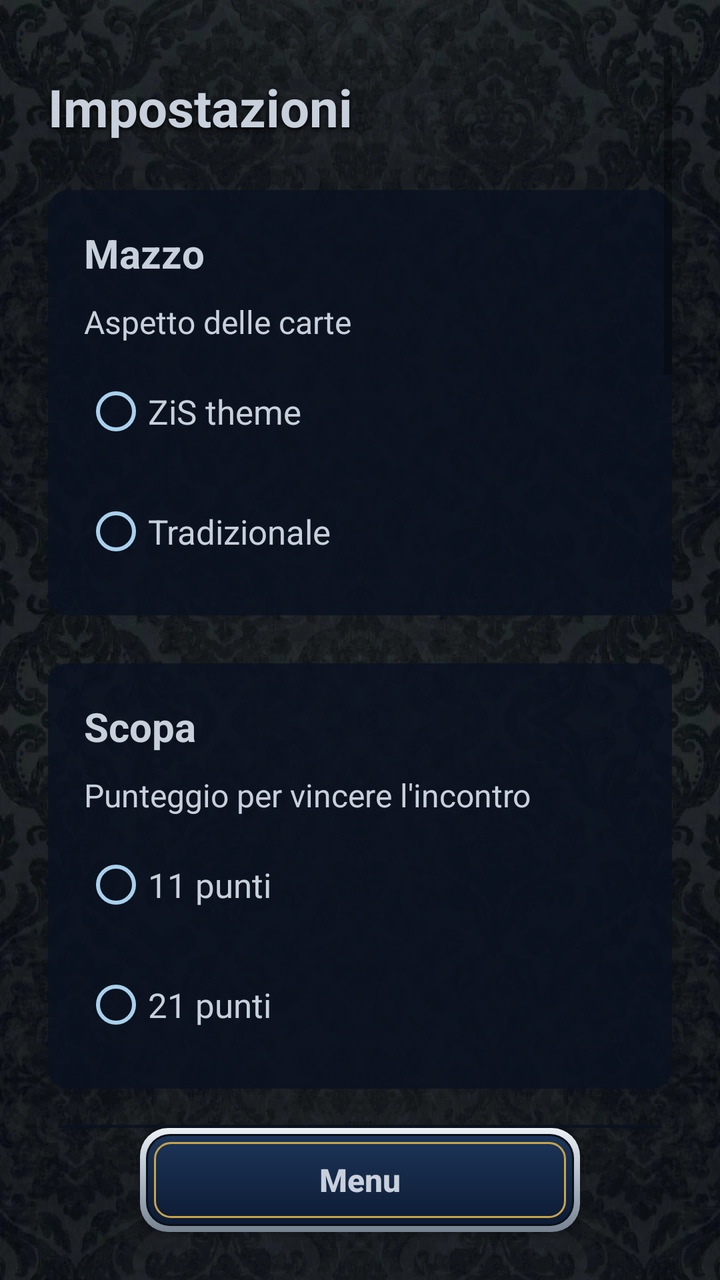
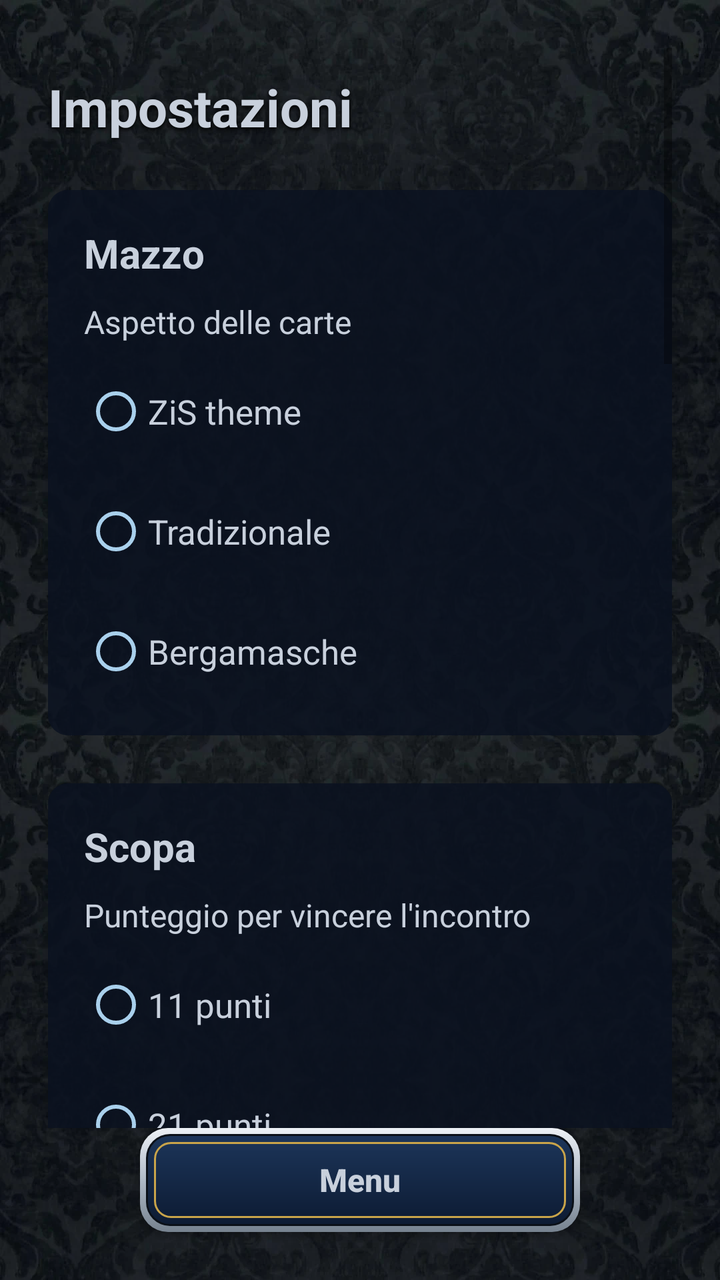

The first picture is an Android layout as it rendered before a commit; the second is the same layout after the commit. The layout source and the unified diff follow.
<!-- AndroidManifest.xml: application theme Theme.Scopa -->
<!-- res/layout/activity_settings.xml -->
<?xml version="1.0" encoding="utf-8"?>
<androidx.constraintlayout.widget.ConstraintLayout
    xmlns:android="http://schemas.android.com/apk/res/android"
    xmlns:app="http://schemas.android.com/apk/res-auto"
    android:layout_width="match_parent"
    android:layout_height="match_parent"
    android:background="@drawable/bg_velvet">

    <ScrollView
        android:layout_width="match_parent"
        android:layout_height="0dp"
        android:padding="24dp"
        android:clipToPadding="false"
        app:layout_constraintTop_toTopOf="parent"
        app:layout_constraintBottom_toTopOf="@id/btnBack">

        <LinearLayout
            android:layout_width="match_parent"
            android:layout_height="wrap_content"
            android:orientation="vertical">

            <TextView
                android:layout_width="wrap_content"
                android:layout_height="wrap_content"
                android:layout_marginTop="12dp"
                android:text="@string/settings_title"
                android:textColor="@color/silver"
                android:textSize="26sp"
                android:textStyle="bold"
                android:shadowColor="#000000" android:shadowDy="3" android:shadowRadius="6" />

            
            <LinearLayout
                android:layout_width="match_parent"
                android:layout_height="wrap_content"
                android:layout_marginTop="24dp"
                android:background="@drawable/panel_bg"
                android:orientation="vertical"
                android:padding="18dp">

                <TextView
                    android:layout_width="wrap_content"
                    android:layout_height="wrap_content"
                    android:text="@string/deck_section"
                    android:textColor="@color/silver"
                    android:textSize="20sp"
                    android:textStyle="bold" />

                <TextView
                    android:layout_width="wrap_content"
                    android:layout_height="wrap_content"
                    android:layout_marginTop="10dp"
                    android:text="@string/deck_label"
                    android:textColor="@color/silver"
                    android:textSize="16sp" />

                <RadioGroup
                    android:id="@+id/groupDeck"
                    android:layout_width="wrap_content"
                    android:layout_height="wrap_content"
                    android:layout_marginTop="10dp"
                    android:orientation="vertical">

                    <RadioButton
                        android:id="@+id/radioDeckZis"
                        android:layout_width="wrap_content"
                        android:layout_height="wrap_content"
                        android:layout_marginBottom="12dp"
                        android:buttonTint="@color/celeste"
                        android:text="@string/deck_zis"
                        android:textColor="@color/silver"
                        android:textSize="17sp" />

                    <RadioButton
                        android:id="@+id/radioDeckTrad"
                        android:layout_width="wrap_content"
                        android:layout_height="wrap_content"
                        android:buttonTint="@color/celeste"
                        android:text="@string/deck_trad"
                        android:textColor="@color/silver"
                        android:textSize="17sp" />
                </RadioGroup>

            </LinearLayout>

            
            <LinearLayout
                android:layout_width="match_parent"
                android:layout_height="wrap_content"
                android:layout_marginTop="24dp"
                android:background="@drawable/panel_bg"
                android:orientation="vertical"
                android:padding="18dp">

                <TextView
                    android:layout_width="wrap_content"
                    android:layout_height="wrap_content"
                    android:text="@string/play_scopa"
                    android:textColor="@color/silver"
                    android:textSize="20sp"
                    android:textStyle="bold" />

                <TextView
                    android:layout_width="wrap_content"
                    android:layout_height="wrap_content"
                    android:layout_marginTop="10dp"
                    android:text="@string/score_target_label"
                    android:textColor="@color/silver"
                    android:textSize="16sp" />

                <RadioGroup
                    android:id="@+id/groupTarget"
                    android:layout_width="wrap_content"
                    android:layout_height="wrap_content"
                    android:layout_marginTop="10dp"
                    android:orientation="vertical">

                    <RadioButton
                        android:id="@+id/radio11"
                        android:layout_width="wrap_content"
                        android:layout_height="wrap_content"
                        android:layout_marginBottom="12dp"
                        android:buttonTint="@color/celeste"
                        android:text="@string/target_11"
                        android:textColor="@color/silver"
                        android:textSize="17sp" />

                    <RadioButton
                        android:id="@+id/radio21"
                        android:layout_width="wrap_content"
                        android:layout_height="wrap_content"
                        android:buttonTint="@color/celeste"
                        android:text="@string/target_21"
                        android:textColor="@color/silver"
                        android:textSize="17sp" />
                </RadioGroup>
            </LinearLayout>

            
            <LinearLayout
                android:layout_width="match_parent"
                android:layout_height="wrap_content"
                android:layout_marginTop="18dp"
                android:background="@drawable/panel_bg"
                android:orientation="vertical"
                android:padding="18dp">

                <TextView
                    android:layout_width="wrap_content"
                    android:layout_height="wrap_content"
                    android:text="@string/play_briscola"
                    android:textColor="@color/silver"
                    android:textSize="20sp"
                    android:textStyle="bold" />

                <TextView
                    android:layout_width="wrap_content"
                    android:layout_height="wrap_content"
                    android:layout_marginTop="10dp"
                    android:text="@string/briscola_hands_label"
                    android:textColor="@color/silver"
                    android:textSize="16sp" />

                <RadioGroup
                    android:id="@+id/groupBriscola"
                    android:layout_width="wrap_content"
                    android:layout_height="wrap_content"
                    android:layout_marginTop="10dp"
                    android:orientation="vertical">

                    <RadioButton
                        android:id="@+id/radioB5"
                        android:layout_width="wrap_content"
                        android:layout_height="wrap_content"
                        android:layout_marginBottom="12dp"
                        android:buttonTint="@color/celeste"
                        android:text="@string/hands_5"
                        android:textColor="@color/silver"
                        android:textSize="17sp" />

                    <RadioButton
                        android:id="@+id/radioB11"
                        android:layout_width="wrap_content"
                        android:layout_height="wrap_content"
                        android:buttonTint="@color/celeste"
                        android:text="@string/hands_11"
                        android:textColor="@color/silver"
                        android:textSize="17sp" />
                </RadioGroup>
            </LinearLayout>

            
            <LinearLayout
                android:layout_width="match_parent"
                android:layout_height="wrap_content"
                android:layout_marginTop="18dp"
                android:background="@drawable/panel_bg"
                android:orientation="vertical"
                android:padding="18dp">

                <TextView
                    android:layout_width="wrap_content"
                    android:layout_height="wrap_content"
                    android:text="@string/play_tresette"
                    android:textColor="@color/silver"
                    android:textSize="20sp"
                    android:textStyle="bold" />

                <TextView
                    android:layout_width="wrap_content"
                    android:layout_height="wrap_content"
                    android:layout_marginTop="10dp"
                    android:text="@string/tresette_target_label"
                    android:textColor="@color/silver"
                    android:textSize="16sp" />

                <RadioGroup
                    android:id="@+id/groupTresette"
                    android:layout_width="wrap_content"
                    android:layout_height="wrap_content"
                    android:layout_marginTop="10dp"
                    android:orientation="vertical">

                    <RadioButton
                        android:id="@+id/radioT21"
                        android:layout_width="wrap_content"
                        android:layout_height="wrap_content"
                        android:layout_marginBottom="12dp"
                        android:buttonTint="@color/celeste"
                        android:text="@string/tre_target_21"
                        android:textColor="@color/silver"
                        android:textSize="17sp" />

                    <RadioButton
                        android:id="@+id/radioT31"
                        android:layout_width="wrap_content"
                        android:layout_height="wrap_content"
                        android:buttonTint="@color/celeste"
                        android:text="@string/tre_target_31"
                        android:textColor="@color/silver"
                        android:textSize="17sp" />
                </RadioGroup>

                <TextView
                    android:layout_width="wrap_content"
                    android:layout_height="wrap_content"
                    android:layout_marginTop="16dp"
                    android:text="@string/draw_seconds_label"
                    android:textColor="@color/silver"
                    android:textSize="16sp" />

                <RadioGroup
                    android:id="@+id/groupDraw"
                    android:layout_width="wrap_content"
                    android:layout_height="wrap_content"
                    android:layout_marginTop="10dp"
                    android:orientation="vertical">

                    <RadioButton
                        android:id="@+id/radioDraw1"
                        android:layout_width="wrap_content"
                        android:layout_height="wrap_content"
                        android:layout_marginBottom="12dp"
                        android:buttonTint="@color/celeste"
                        android:text="@string/draw_1s"
                        android:textColor="@color/silver"
                        android:textSize="17sp" />

                    <RadioButton
                        android:id="@+id/radioDraw2"
                        android:layout_width="wrap_content"
                        android:layout_height="wrap_content"
                        android:layout_marginBottom="12dp"
                        android:buttonTint="@color/celeste"
                        android:text="@string/draw_2s"
                        android:textColor="@color/silver"
                        android:textSize="17sp" />

                    <RadioButton
                        android:id="@+id/radioDraw3"
                        android:layout_width="wrap_content"
                        android:layout_height="wrap_content"
                        android:buttonTint="@color/celeste"
                        android:text="@string/draw_3s"
                        android:textColor="@color/silver"
                        android:textSize="17sp" />
                </RadioGroup>
            </LinearLayout>

            
            <LinearLayout
                android:layout_width="match_parent"
                android:layout_height="wrap_content"
                android:layout_marginTop="18dp"
                android:background="@drawable/panel_bg"
                android:orientation="vertical"
                android:padding="18dp">

                <TextView
                    android:layout_width="wrap_content"
                    android:layout_height="wrap_content"
                    android:text="@string/pause_section"
                    android:textColor="@color/silver"
                    android:textSize="20sp"
                    android:textStyle="bold" />

                <androidx.appcompat.widget.SwitchCompat
                    android:id="@+id/switchPause"
                    android:layout_width="match_parent"
                    android:layout_height="wrap_content"
                    android:layout_marginTop="12dp"
                    android:text="@string/pause_switch"
                    android:textColor="@color/silver"
                    android:textSize="17sp"
                    app:thumbTint="@color/celeste"
                    app:trackTint="@color/steel" />

                <TextView
                    android:layout_width="match_parent"
                    android:layout_height="wrap_content"
                    android:layout_marginTop="8dp"
                    android:text="@string/pause_switch_desc"
                    android:textColor="@color/silver_dark"
                    android:textSize="14sp" />

                <TextView
                    android:id="@+id/txtPauseInfo"
                    android:layout_width="match_parent"
                    android:layout_height="wrap_content"
                    android:layout_marginTop="8dp"
                    android:textColor="@color/gold"
                    android:textSize="14sp"
                    android:textStyle="bold"
                    android:visibility="gone" />
            </LinearLayout>

            
            <LinearLayout
                android:layout_width="match_parent"
                android:layout_height="wrap_content"
                android:layout_marginTop="18dp"
                android:background="@drawable/panel_bg"
                android:orientation="vertical"
                android:padding="18dp">

                <TextView
                    android:layout_width="wrap_content"
                    android:layout_height="wrap_content"
                    android:text="@string/test_section"
                    android:textColor="@color/silver"
                    android:textSize="20sp"
                    android:textStyle="bold" />

                <androidx.appcompat.widget.SwitchCompat
                    android:id="@+id/switchAuto"
                    android:layout_width="match_parent"
                    android:layout_height="wrap_content"
                    android:layout_marginTop="12dp"
                    android:text="@string/auto_play"
                    android:textColor="@color/silver"
                    android:textSize="17sp"
                    app:thumbTint="@color/celeste"
                    app:trackTint="@color/steel" />

                <TextView
                    android:layout_width="match_parent"
                    android:layout_height="wrap_content"
                    android:layout_marginTop="8dp"
                    android:text="@string/auto_play_desc"
                    android:textColor="@color/silver_dark"
                    android:textSize="14sp" />

                <androidx.appcompat.widget.SwitchCompat
                    android:id="@+id/switchBotCards"
                    android:layout_width="match_parent"
                    android:layout_height="wrap_content"
                    android:layout_marginTop="16dp"
                    android:text="@string/show_bot_cards"
                    android:textColor="@color/silver"
                    android:textSize="17sp"
                    app:thumbTint="@color/celeste"
                    app:trackTint="@color/steel" />

                <TextView
                    android:layout_width="match_parent"
                    android:layout_height="wrap_content"
                    android:layout_marginTop="8dp"
                    android:text="@string/show_bot_cards_desc"
                    android:textColor="@color/silver_dark"
                    android:textSize="14sp" />
            </LinearLayout>
        </LinearLayout>
    </ScrollView>

    <androidx.appcompat.widget.AppCompatButton
        android:id="@+id/btnBack"
        android:layout_width="220dp"
        android:layout_height="52dp"
        android:layout_marginBottom="24dp"
        android:background="@drawable/btn_cartiglio"
        android:text="@string/back_home"
        android:textColor="@color/silver"
        android:textSize="16sp"
        android:textStyle="bold"
        android:textAllCaps="false"
        app:layout_constraintBottom_toBottomOf="parent"
        app:layout_constraintEnd_toEndOf="parent"
        app:layout_constraintStart_toStartOf="parent" />

</androidx.constraintlayout.widget.ConstraintLayout>
<!-- resources referenced by this layout -->
<resources>
  <color name="celeste">#A9D0EC</color>
  <color name="gold">#E9C24C</color>
  <color name="silver">#C8D0DC</color>
  <color name="silver_dark">#AEB9C6</color>
  <color name="steel">#3E6BA6</color>
  <!-- drawable bg_velvet (drawable) -->
  <?xml version="1.0" encoding="utf-8"?>
  <layer-list xmlns:android="http://schemas.android.com/apk/res/android">
      <item android:drawable="@color/velvet_base" />
      <item>
          <bitmap android:src="@drawable/velvet" android:tileMode="repeat" android:dither="true" />
      </item>
  </layer-list>
  <!-- drawable panel_bg (drawable) -->
  <?xml version="1.0" encoding="utf-8"?>
  <shape xmlns:android="http://schemas.android.com/apk/res/android" android:shape="rectangle">
      <solid android:color="@color/panel" />
      <corners android:radius="10dp" />
  </shape>
  <string name="auto_play">Gioco automatico</string>
  <string name="auto_play_desc">Il programma gioca da solo sia le carte del Banco sia le tue. Serve a provare in fretta il funzionamento.</string>
  <string name="back_home">Menu</string>
  <string name="briscola_hands_label">Partite per vincere l\'incontro</string>
  <string name="deck_label">Aspetto delle carte</string>
  <string name="deck_section">Mazzo</string>
  <string name="deck_trad">Tradizionale</string>
  <string name="deck_zis">ZiS theme</string>
  <string name="draw_1s">1 secondo</string>
  <string name="draw_2s">2 secondi</string>
  <string name="draw_3s">3 secondi</string>
  <string name="draw_seconds_label">Per quanto resta scoperta la carta pescata</string>
  <string name="hands_11">11 partite</string>
  <string name="hands_5">5 partite</string>
  <string name="pause_section">Gioco responsabile</string>
  <string name="pause_switch">Pausa di 1 minuto fra gli incontri</string>
  <string name="pause_switch_desc">Al termine di ogni incontro compare un avviso e bisogna attendere un minuto prima di ricominciare. Se la disattivi, si riaccende da sola dopo un\'ora.</string>
  <string name="play_briscola">Briscola</string>
  <string name="play_scopa">Scopa</string>
  <string name="play_tresette">Tresette</string>
  <string name="score_target_label">Punteggio per vincere l\'incontro</string>
  <string name="settings_title">Impostazioni</string>
  <string name="show_bot_cards">Mostra carte del Banco</string>
  <string name="show_bot_cards_desc">Le carte del Banco restano scoperte e per intero sullo schermo. Serve a verificare la logica di gioco.</string>
  <string name="target_11">11 punti</string>
  <string name="target_21">21 punti</string>
  <string name="test_section">Test</string>
  <string name="tre_target_21">21 punti</string>
  <string name="tre_target_31">31 punti</string>
  <string name="tresette_target_label">Punti per vincere l\'incontro</string>
  <color name="velvet_base">#0A1018</color>
  <color name="panel">#D40A1220</color>
  <color name="navy_mid">#23477E</color>
  <color name="navy_deep">#0C1626</color>
  <color name="celeste_light">#D7EAF6</color>
  <style name="DarkAlertDialog" parent="Theme.MaterialComponents.Dialog.Alert">
          <item name="colorSurface">@color/navy</item>
          <item name="android:colorBackground">@color/navy</item>
          <item name="colorOnSurface">@color/silver</item>
          <item name="android:textColorPrimary">@color/silver</item>
          <item name="android:textColorSecondary">@color/silver</item>
          <item name="colorPrimary">@color/silver</item>
      </style>
  <color name="navy">#14294A</color>
  <!-- unchanged entries left out for length: 3 -->
</resources>

<!-- the commit's change to res/layout/activity_settings.xml (unified diff, before → after) -->
@@ -75,8 +75,18 @@
                         android:id="@+id/radioDeckTrad"
                         android:layout_width="wrap_content"
                         android:layout_height="wrap_content"
+                        android:layout_marginBottom="12dp"
                         android:buttonTint="@color/celeste"
                         android:text="@string/deck_trad"
+                        android:textColor="@color/silver"
+                        android:textSize="17sp" />
+
+                    <RadioButton
+                        android:id="@+id/radioDeckBerg"
+                        android:layout_width="wrap_content"
+                        android:layout_height="wrap_content"
+                        android:buttonTint="@color/celeste"
+                        android:text="@string/deck_berg"
                         android:textColor="@color/silver"
                         android:textSize="17sp" />
                 </RadioGroup>
<!-- resource entries referenced after the edit -->
@@ -23,6 +23,7 @@
   <string name="auto_play_desc">Il programma gioca da solo sia le carte del Banco sia le tue. Serve a provare in fretta il funzionamento.</string>
   <string name="back_home">Menu</string>
   <string name="briscola_hands_label">Partite per vincere l\'incontro</string>
+  <string name="deck_berg">Bergamasche</string>
   <string name="deck_label">Aspetto delle carte</string>
   <string name="deck_section">Mazzo</string>
   <string name="deck_trad">Tradizionale</string>
